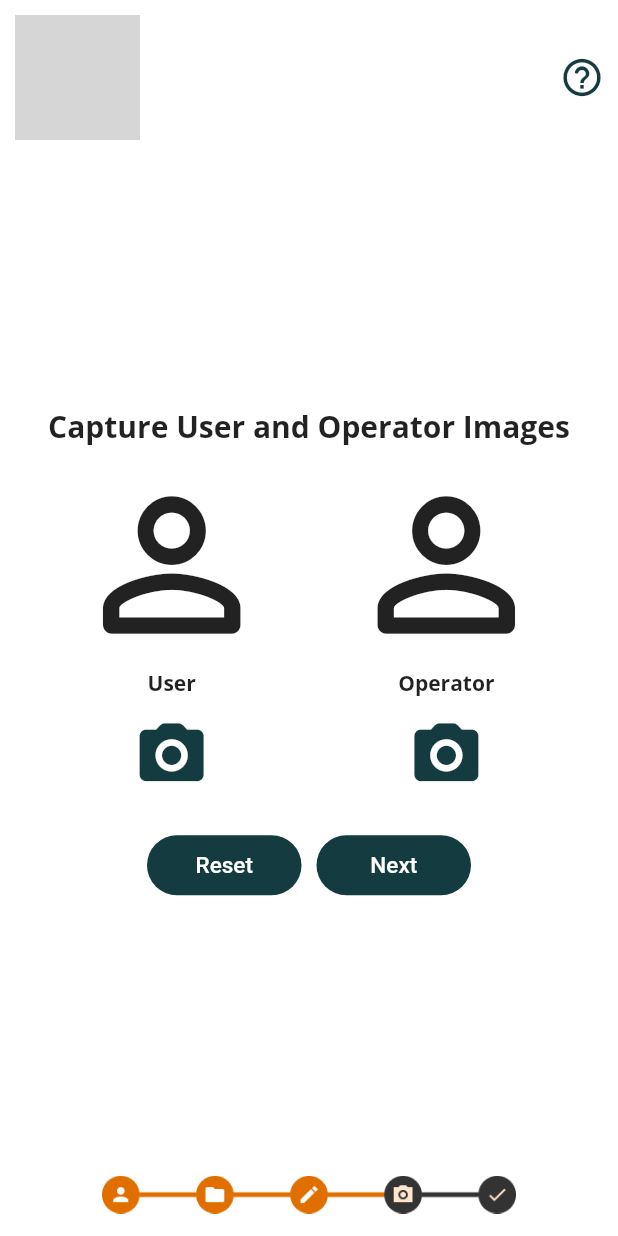
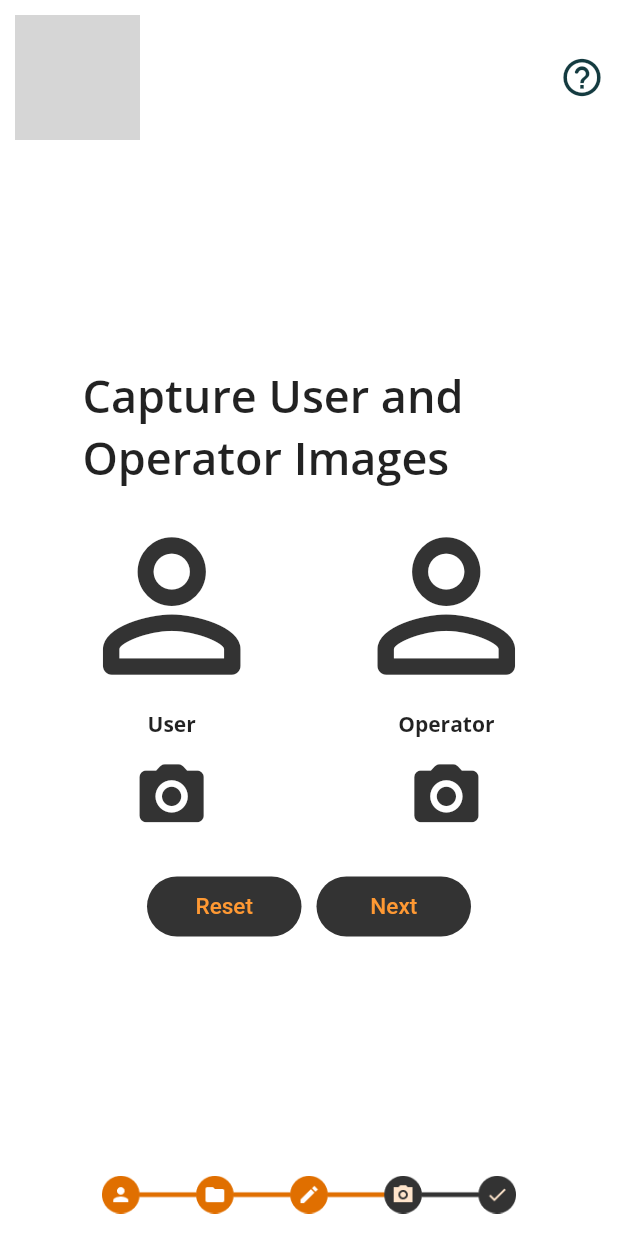
Before and after one commit to Aficionado45/Aadhaar_Address_Update, a Flutter app: the capture screen opened by its route, on a phone screen of 412 x 824 dp. Run offline on Flutter 3.47's test engine with Material 2 defaults, Android fonts, the phone set to English and light mode, and no system bars; our stand-ins replace cloud_firestore, firebase_core, firebase_storage, image_cropper, image_picker, local_auth and 3 more; missing offline and left inert: firebase_ml_vision, geocoder; accounts and stored records are empty; project files that could hold a hidden picture were left out; grey boxes are pictures that could not be loaded.

Commit message:
Capture needs fix

```diff
--- a/lib/main.dart
+++ b/lib/main.dart
@@ -32,7 +32,7 @@ class _MyAppState extends State<MyApp> {
   Widget build(BuildContext context) {
     return MaterialApp(
       title: "Aadhar Address Update",
-      initialRoute: 'welcome',
+      initialRoute: 'capture',
       routes: {
         'welcome': (context) => WelcomeScreen(),
         'oplogin': (context) => opLogin(),
--- a/lib/screens/capture.dart
+++ b/lib/screens/capture.dart
@@ -1,6 +1,8 @@
 import 'package:aadhaar_address/screens/scan.dart';
 import 'package:aadhaar_address/screens/user_login.dart';
+import 'package:aadhaar_address/utils/constans.dart';
 import 'package:aadhaar_address/utils/feedback_form.dart';
+import 'package:aadhaar_address/utils/validate_image.dart';
 import 'package:flutter/material.dart';
 import 'dart:io';
 import 'package:image_picker/image_picker.dart';
@@ -55,7 +57,9 @@ File operatorImage;
 
 class _captureState extends State<capture> {
   bool userUploaded = false;
+  bool userValidated = false;
   bool operatorUploaded = false;
+  bool operatorValidated = false;
   bool error = false;
   bool isAsync = false;
 
@@ -100,12 +104,18 @@ class _captureState extends State<capture> {
               mainAxisAlignment: MainAxisAlignment.center,
               children: [
                 Spacer(),
-                Text(
+                Padding(
+                  padding: EdgeInsets.symmetric(horizontal: MediaQuery.of(context).size.width / 7.5),
+                  child: Align(
+                    alignment: Alignment.centerLeft,
+                    child: Text(
                       "Capture User and Operator Images",
                       style: TextStyle(
-                      fontWeight: FontWeight.bold,
-                      fontSize: 20,
-                      fontFamily: 'Open Sans'),
+                          fontSize: 30,
+                          fontFamily: "Open Sans",
+                          fontWeight: FontWeight.w600),
+                    ),
+                  ),
                 ),
                 SizedBox(
                   height: 10,
@@ -116,17 +126,14 @@ class _captureState extends State<capture> {
                     Column(
                       children: [
                         userUploaded
-                            ? Container(
-                                width: MediaQuery.of(context).size.width / 3,
-                                height: MediaQuery.of(context).size.height / 4,
-                                child: Image(
-                                  image: FileImage(
-                                    userImage,
-                                  ),
-                                ),
+                            ? Icon(
+                              Icons.person_outline_rounded,
+                              color: userValidated ? Colors.green : Colors.red,
+                              size: MediaQuery.of(context).size.height / 6,
                             )
                             : Icon(
                                 Icons.person_outline_rounded,
+                                color: kButton,
                                 size: MediaQuery.of(context).size.height / 6,
                               ),
                         Text(
@@ -150,13 +157,22 @@ class _captureState extends State<capture> {
                                 if (newImage != null) {
                                   userImage = File(newImage.path);
                                   userUploaded = true;
+
+                                  // isAsync = false;
                                 }
                                 isAsync = false;
                               });
+                              bool isValid = await validateImage(context);
+                              print(isValid);
+                              if(isValid){
+                                setState(() {
+                                  userValidated=true;
+                                });
+                              };
                             },
                             icon: Icon(
                               Icons.camera_alt_rounded,
-                              color: Color(0xFF143B40),
+                              color: kButton,
                             ),
                             iconSize: MediaQuery.of(context).size.height / 16,
                           ),
@@ -166,17 +182,14 @@ class _captureState extends State<capture> {
                     Column(
                       children: [
                         operatorUploaded
-                            ? Container(
-                                width: MediaQuery.of(context).size.width / 3,
-                                height: MediaQuery.of(context).size.height / 4,
-                                child: Image(
-                                  image: FileImage(
-                                    operatorImage,
-                                  ),
-                                ),
+                            ? Icon(
+                          Icons.person_outline_rounded,
+                          color: userValidated ? Colors.green : Colors.red,
+                          size: MediaQuery.of(context).size.height / 6,
                         )
                             : Icon(
                           Icons.person_outline_rounded,
+                          color: kButton,
                           size: MediaQuery.of(context).size.height / 6,
                         ),
                         Text(
@@ -196,17 +209,19 @@ class _captureState extends State<capture> {
                               });
                               final PickedFile newImage =
                               await pickImageFromCamera(context);
-                              setState(() {
+                              setState(() async{
                                 if (newImage != null) {
                                   operatorImage = File(newImage.path);
                                   operatorUploaded = true;
+                                  operatorValidated = await validateImage(context);
+                                  isAsync = false;
                                 }
-                                isAsync = false;
+
                               });
                             },
                             icon: Icon(
                               Icons.camera_alt_rounded,
-                              color: Color(0xFF143B40),
+                              color: kButton,
                             ),
                             iconSize: MediaQuery.of(context).size.height / 16,
                           ),
@@ -223,7 +238,7 @@ class _captureState extends State<capture> {
                   children: [
                     Container(
                       decoration: BoxDecoration(
-                        color: Color(0xFF143B40),
+                        color: kButton,
                         borderRadius: BorderRadius.all(Radius.circular(20)),
                       ),
                       alignment: FractionalOffset.center,
@@ -241,7 +256,7 @@ class _captureState extends State<capture> {
                         child: Text(
                           "Reset",
                           style: TextStyle(
-                            color: Colors.white,
+                            color: kButtonText,
                             fontSize: 15,
                           ),
                         ),
@@ -252,7 +267,7 @@ class _captureState extends State<capture> {
                     ),
                     Container(
                       decoration: BoxDecoration(
-                        color: Color(0xFF143B40),
+                        color: kButton,
                         borderRadius: BorderRadius.all(Radius.circular(20)),
                       ),
                       alignment: FractionalOffset.center,
@@ -286,7 +301,7 @@ class _captureState extends State<capture> {
                         child: Text(
                           "Next",
                           style: TextStyle(
-                            color: Colors.white,
+                            color: kButtonText,
                             fontSize: 15,
                           ),
                         ),
```
Also changed, not shown: lib/utils/validate_image.dart (added, +86 -0 lines). Lines whose indentation alone changed are shown as unchanged.
